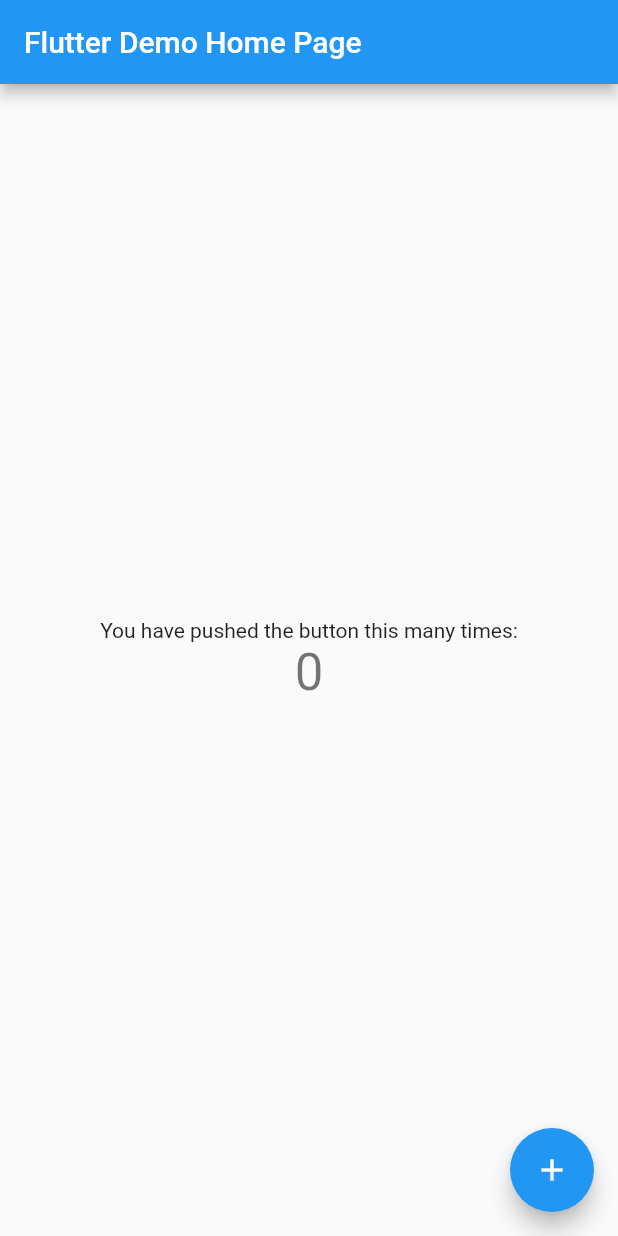
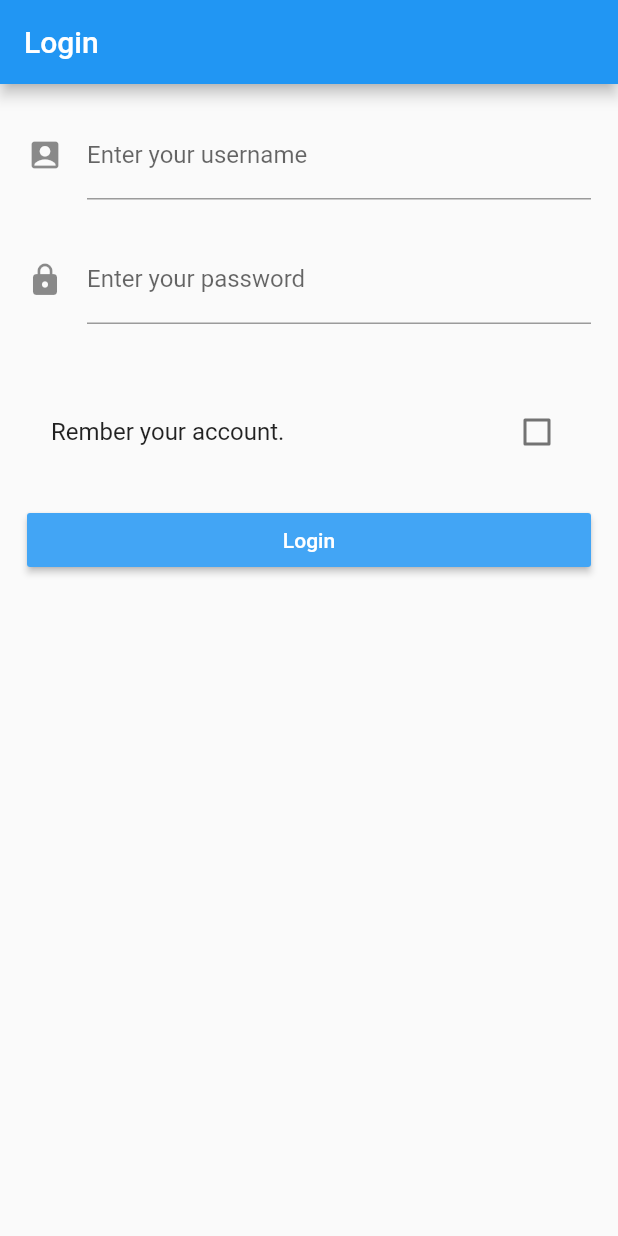
Before and after one commit to az862020/car_repair, a Flutter app: the screen it shows after launch, on a phone screen of 412 x 824 dp. Run offline on Flutter 3.47's test engine with Material 2 defaults, Android fonts, the phone set to English and light mode, and no system bars; our stand-ins replace firebase_auth, shared_preferences; accounts and stored records are empty.

Commit message:
1.fix incloud problem. 2.finish login page(v0.0.0.0.0.1). 3.incloud and use shared_preferences to rember account info. 4.ready to use firebase_auth.

```diff
--- /dev/null
+++ b/lib/login/LoginPage.dart
@@ -0,0 +1,191 @@
+import 'dart:async';
+
+import 'package:flutter/material.dart';
+import 'package:firebase_auth/firebase_auth.dart';
+import 'package:shared_preferences/shared_preferences.dart';
+
+final String RemberSet = 'rember';
+final String UsernameSet = 'rember_username';
+final String PasswordSet = 'rember_password';
+
+class LoginPage extends StatelessWidget {
+  @override
+  Widget build(BuildContext context) {
+    final mTitle = 'Login';
+
+    return MaterialApp(
+      title: mTitle,
+      home: Scaffold(
+        appBar: AppBar(
+          title: Text(mTitle),
+        ),
+        body: LoginPageForm(),
+      ),
+    );
+  }
+}
+
+class LoginPageForm extends StatefulWidget {
+  @override
+  State<StatefulWidget> createState() {
+    return _LoginPageFormState();
+  }
+}
+
+class _LoginPageFormState extends State<LoginPageForm> {
+  final usernameController = TextEditingController();
+  final passwordController = TextEditingController();
+  final _formKey = GlobalKey<FormState>();
+
+  bool isLoading = false;
+  bool rember = false;
+  String username = '';
+  String password = '';
+
+  @override
+  void initState() {
+    super.initState();
+    getRemberSet();
+  }
+
+  @override
+  void dispose() {
+    usernameController.dispose();
+    passwordController.dispose();
+    super.dispose();
+  }
+
+  @override
+  Widget build(BuildContext context) {
+    return Form(
+      key: _formKey,
+      child: Padding(
+        padding: EdgeInsets.all(18.0),
+        child: Column(
+          children: <Widget>[
+            TextFormField(
+              controller: usernameController,
+              validator: (string) {
+                if (string.isEmpty) return 'Username can\'t be empty.';
+              },
+              decoration: InputDecoration(
+                  labelText: 'Enter your username',
+                  hintText: 'Just can not be empty',
+                  icon: Icon(Icons.account_box)),
+            ),
+            Padding(
+              padding: const EdgeInsets.symmetric(vertical: 24.0),
+              child: TextFormField(
+                controller: passwordController,
+                obscureText: true,
+                validator: (string) {
+                  if (string.isEmpty) return 'Password can\'t be empty.';
+                },
+                decoration: InputDecoration(
+                    labelText: 'Enter your password',
+                    hintText: 'Just can not be empty',
+                    icon: Icon(Icons.lock)),
+              ),
+            ),
+            Container(
+              height: 20.0,
+            ),
+            CheckboxListTile(
+              title: Text('Rember your account.'),
+              value: rember,
+              onChanged: (check) {
+                setState(() {
+                  rember = check;
+                });
+              },
+            ),
+            Container(
+              height: 20.0,
+            ),
+            RaisedButton(
+              child: Align(
+                alignment: Alignment.center,
+                child: Row(
+                  mainAxisAlignment: MainAxisAlignment.center,
+//                    crossAxisAlignment: CrossAxisAlignment.center,
+                  children: <Widget>[
+                    Offstage(
+                      offstage: !isLoading,
+                      child: Padding(
+                        padding: EdgeInsets.all(8.0),
+                        child: Container(
+                          width: 12.0,
+                          height: 12.0,
+                          child: CircularProgressIndicator(
+                            valueColor:
+                                AlwaysStoppedAnimation<Color>(Colors.red),
+                            strokeWidth: 2.0,
+                          ),
+                        ),
+                      ),
+                    ),
+                    Text(
+                      'Login',
+                      style: TextStyle(color: Colors.white),
+                    ),
+                  ],
+                ),
+              ),
+              onPressed: () {
+                //如果验证通过
+                if (_formKey.currentState.validate()) {
+                  if (!isLoading) {
+                    falseHttp();
+                  } else {
+//                    Scaffold.of(context).showSnackBar(SnackBar(
+//                      content: Text(' you are loading, plz wait.'),
+//                    ));
+                    print('catch click event when loging... ');
+                  }
+                }
+              },
+              color: Colors.blue[400],
+            )
+          ],
+        ),
+      ),
+    );
+  }
+
+  //开启定时器,模拟HTTP请求.
+  void falseHttp() {
+    setState(() {
+      isLoading = true;
+    });
+    Timer(Duration(seconds: 3), () {
+      //when login success....
+      setState(() {
+        isLoading = false;
+        Scaffold.of(context).showSnackBar(SnackBar(content: Text('Logined!')));
+        setRemberSet();
+      });
+    });
+  }
+
+  //获取是否记住账号密码.
+  void getRemberSet() async {
+    SharedPreferences sharedPreferences = await SharedPreferences.getInstance();
+    rember = sharedPreferences.getBool(RemberSet) ?? false;
+    if(rember){
+      username = sharedPreferences.getString(UsernameSet) ?? '';
+      password = sharedPreferences.getString(password) ?? '';
+      usernameController.text = username;
+      passwordController.text = password;
+    }
+  }
+
+  //登录成功之后,保存
+  void setRemberSet() async {
+    SharedPreferences sp = await SharedPreferences.getInstance();
+    await sp.setBool(RemberSet, rember);
+    if(rember){
+      await sp.setString(UsernameSet, usernameController.text);
+      await sp.setString(PasswordSet, passwordController.text);
+    }
+  }
+}
--- a/lib/main.dart
+++ b/lib/main.dart
@@ -1,65 +1,74 @@
 import 'package:flutter/material.dart';
+import 'login/LoginPage.dart';
+import 'package:firebase_auth/firebase_auth.dart';
 
-void main() => runApp(MyApp());
-
-class MyApp extends StatelessWidget {
-  // This widget is the root of your application.
-  @override
-  Widget build(BuildContext context) {
-    return MaterialApp(
-      title: 'Flutter Demo',
-      theme: ThemeData(
-        primarySwatch: Colors.blue,
-      ),
-      home: MyHomePage(title: 'Flutter Demo Home Page'),
-    );
-  }
+void main(){
+//  final GoogleSignIn _gooleSingIn = GoogleSignIn();
+  final FirebaseAuth _auth = FirebaseAuth.instance;
+  runApp(LoginPage());
 }
 
-class MyHomePage extends StatefulWidget {
-  MyHomePage({Key key, this.title}) : super(key: key);
+//void main() => runApp(LoginPage());
 
 
-  final String title;
-
-  @override
-  _MyHomePageState createState() => _MyHomePageState();
-}
-
-class _MyHomePageState extends State<MyHomePage> {
-  int _counter = 0;
-
-  void _incrementCounter() {
-    setState(() {
-      _counter++;
-    });
-  }
-
-  @override
-  Widget build(BuildContext context) {
-    return Scaffold(
-      appBar: AppBar(
-        title: Text(widget.title),
-      ),
-      body: Center(
-        child: Column(
-          mainAxisAlignment: MainAxisAlignment.center,
-          children: <Widget>[
-            Text(
-              'You have pushed the button this many times:',
-            ),
-            Text(
-              '$_counter',
-              style: Theme.of(context).textTheme.display1,
-            ),
-          ],
-        ),
-      ),
-      floatingActionButton: FloatingActionButton(
-        onPressed: _incrementCounter,
-        tooltip: 'Increment',
-        child: Icon(Icons.add),
-      ), // This trailing comma makes auto-formatting nicer for build methods.
-    );
-  }
-}
+//class MyApp extends StatelessWidget {
+//  // This widget is the root of your application.
+//  @override
+//  Widget build(BuildContext context) {
+//    return MaterialApp(
+//      title: 'Flutter Demo',
+//      theme: ThemeData(
+//        primarySwatch: Colors.blue,
+//      ),
+//      home: MyHomePage(title: 'Flutter Demo Home Page'),
+//    );
+//  }
+//}
+//
+//class MyHomePage extends StatefulWidget {
+//  MyHomePage({Key key, this.title}) : super(key: key);
+//
+//
+//  final String title;
+//
+//  @override
+//  _MyHomePageState createState() => _MyHomePageState();
+//}
+//
+//class _MyHomePageState extends State<MyHomePage> {
+//  int _counter = 0;
+//
+//  void _incrementCounter() {
+//    setState(() {
+//      _counter++;
+//    });
+//  }
+//
+//  @override
+//  Widget build(BuildContext context) {
+//    return Scaffold(
+//      appBar: AppBar(
+//        title: Text(widget.title),
+//      ),
+//      body: Center(
+//        child: Column(
+//          mainAxisAlignment: MainAxisAlignment.center,
+//          children: <Widget>[
+//            Text(
+//              'You have pushed the button this many times:',
+//            ),
+//            Text(
+//              '$_counter',
+//              style: Theme.of(context).textTheme.display1,
+//            ),
+//          ],
+//        ),
+//      ),
+//      floatingActionButton: FloatingActionButton(
+//        onPressed: _incrementCounter,
+//        tooltip: 'Increment',
+//        child: Icon(Icons.add),
+//      ), // This trailing comma makes auto-formatting nicer for build methods.
+//    );
+//  }
+//}
--- /dev/null
+++ b/lib/widget/MyHintEditText.dart
@@ -0,0 +1 @@
+import 'package:flutter/material.dart';
--- a/pubspec.yaml
+++ b/pubspec.yaml
@@ -24,6 +24,8 @@ dependencies:
   # Use with the CupertinoIcons class for iOS style icons.
   cupertino_icons: ^0.1.2
   cloud_firestore: ^0.8.2
+  firebase_auth: ^0.7.0
+  shared_preferences: ^0.5.2
 
 dev_dependencies:
   flutter_test:
```
Also changed, not shown: pubspec.lock, 2 other files.
